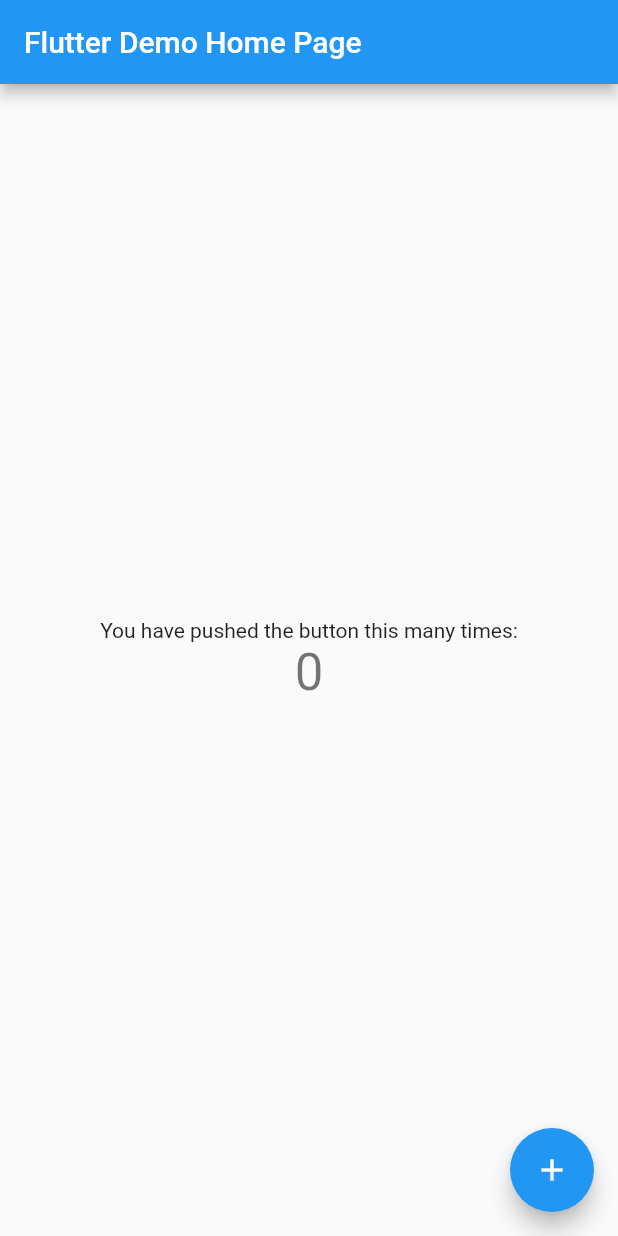
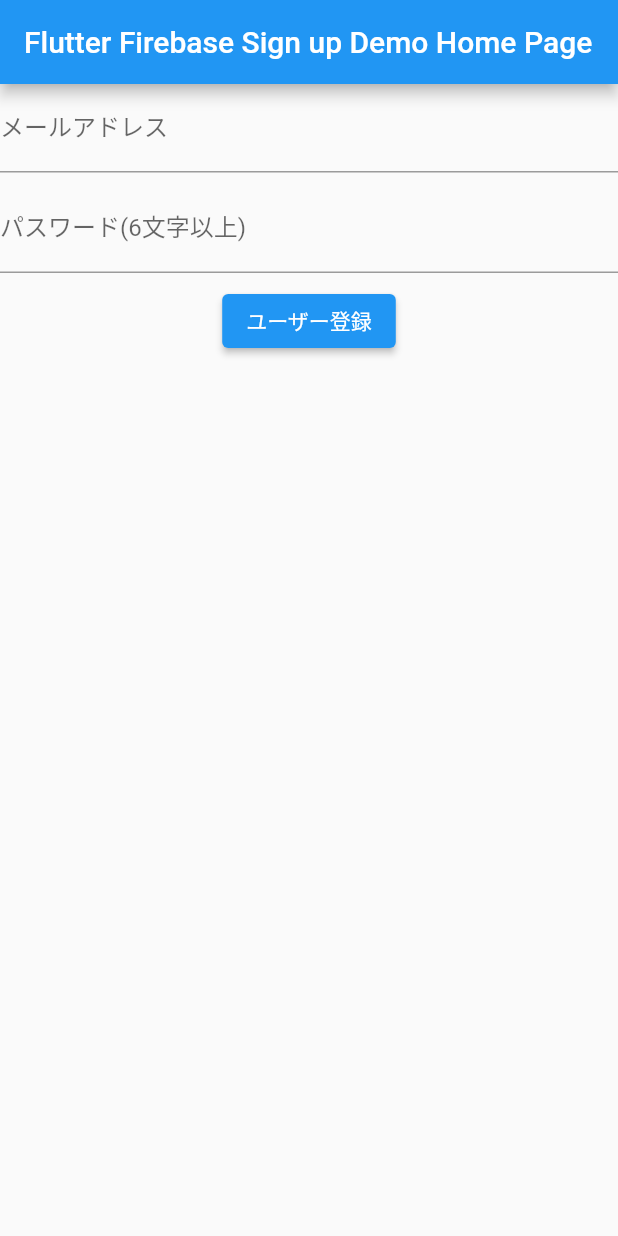
Before and after one commit to takapi327/flutter-firebase-authentication, a Flutter app: the screen it shows after launch, on a phone screen of 412 x 824 dp. Run offline on Flutter 3.47's test engine with Material 2 defaults, Android fonts, the phone set to English and light mode, and no system bars; our stand-ins replace firebase_auth, firebase_core; accounts and stored records are empty.

Commit message:
Fix Firebase Sign-up

```diff
--- a/lib/main.dart
+++ b/lib/main.dart
@@ -1,6 +1,10 @@
 import 'package:flutter/material.dart';
+import 'package:firebase_auth/firebase_auth.dart';
+import 'package:firebase_core/firebase_core.dart';
 
-void main() {
+Future<void> main() async {
+  WidgetsFlutterBinding.ensureInitialized();
+  await Firebase.initializeApp();
   runApp(MyApp());
 }
 
@@ -22,92 +26,77 @@ class MyApp extends StatelessWidget {
         // is not restarted.
         primarySwatch: Colors.blue,
       ),
-      home: MyHomePage(title: 'Flutter Demo Home Page'),
+      home: MyAuthPage(),
     );
   }
 }
 
-class MyHomePage extends StatefulWidget {
-  MyHomePage({Key? key, required this.title}) : super(key: key);
-
-  // This widget is the home page of your application. It is stateful, meaning
-  // that it has a State object (defined below) that contains fields that affect
-  // how it looks.
-
-  // This class is the configuration for the state. It holds the values (in this
-  // case the title) provided by the parent (in this case the App widget) and
-  // used by the build method of the State. Fields in a Widget subclass are
-  // always marked "final".
-
-  final String title;
-
+class MyAuthPage extends StatefulWidget {
   @override
-  _MyHomePageState createState() => _MyHomePageState();
+  _MyAuthPageState createState() => _MyAuthPageState();
 }
 
-class _MyHomePageState extends State<MyHomePage> {
-  int _counter = 0;
-
-  void _incrementCounter() {
-    setState(() {
-      // This call to setState tells the Flutter framework that something has
-      // changed in this State, which causes it to rerun the build method below
-      // so that the display can reflect the updated values. If we changed
-      // _counter without calling setState(), then the build method would not be
-      // called again, and so nothing would appear to happen.
-      _counter++;
-    });
-  }
+class _MyAuthPageState extends State<MyAuthPage> {
+  String newUserEmail    = "";
+  String newUserPassword = "";
+  String infoText        = "";
 
   @override
   Widget build(BuildContext context) {
-    // This method is rerun every time setState is called, for instance as done
-    // by the _incrementCounter method above.
-    //
-    // The Flutter framework has been optimized to make rerunning build methods
-    // fast, so that you can just rebuild anything that needs updating rather
-    // than having to individually change instances of widgets.
     return Scaffold(
       appBar: AppBar(
         // Here we take the value from the MyHomePage object that was created by
         // the App.build method, and use it to set our appbar title.
-        title: Text(widget.title),
+        title: Text('Flutter Firebase Sign up Demo Home Page'),
       ),
       body: Center(
-        // Center is a layout widget. It takes a single child and positions it
-        // in the middle of the parent.
         child: Column(
-          // Column is also a layout widget. It takes a list of children and
-          // arranges them vertically. By default, it sizes itself to fit its
-          // children horizontally, and tries to be as tall as its parent.
-          //
-          // Invoke "debug painting" (press "p" in the console, choose the
-          // "Toggle Debug Paint" action from the Flutter Inspector in Android
-          // Studio, or the "Toggle Debug Paint" command in Visual Studio Code)
-          // to see the wireframe for each widget.
-          //
-          // Column has various properties to control how it sizes itself and
-          // how it positions its children. Here we use mainAxisAlignment to
-          // center the children vertically; the main axis here is the vertical
-          // axis because Columns are vertical (the cross axis would be
-          // horizontal).
-          mainAxisAlignment: MainAxisAlignment.center,
-          children: <Widget>[
-            Text(
-              'You have pushed the button this many times:',
+          children: [
+            TextFormField(
+              decoration: InputDecoration(labelText: "メールアドレス"),
+              onChanged: (String value) {
+                setState(() {
+                  newUserEmail = value;
+                });
+              },
             ),
-            Text(
-              '$_counter',
-              style: Theme.of(context).textTheme.headline4,
+            const SizedBox(height: 8),
+            TextFormField(
+              decoration: InputDecoration(labelText: "パスワード(6文字以上)"),
+              obscureText: true,
+              onChanged: (String value) {
+                setState(() {
+                  newUserPassword = value;
+                });
+              },
             ),
+            const SizedBox(height: 8),
+            ElevatedButton(
+              onPressed: () async {
+                try {
+                  final FirebaseAuth auth = FirebaseAuth.instance;
+                  final UserCredential result = await auth.createUserWithEmailAndPassword(
+                    email:    newUserEmail,
+                    password: newUserPassword
+                  );
+
+                  final User user = result.user!;
+                  setState(() {
+                    infoText = "登録OK:${user.toString()}";
+                  });
+                } catch (e) {
+                  setState(() {
+                    infoText = "登録NG:${e.toString()}";
+                  });
+                }
+              },
+              child: Text("ユーザー登録"),
+            ),
+            const SizedBox(height: 8),
+            Text(infoText)
           ],
         ),
       ),
-      floatingActionButton: FloatingActionButton(
-        onPressed: _incrementCounter,
-        tooltip: 'Increment',
-        child: Icon(Icons.add),
-      ), // This trailing comma makes auto-formatting nicer for build methods.
     );
   }
 }
--- a/pubspec.yaml
+++ b/pubspec.yaml
@@ -30,11 +30,11 @@ dependencies:
   cupertino_icons: ^1.0.2
 
   # Add the dependency for the Firebase Core Flutter SDK
-  firebase_core: ^0.4.0+9
+  firebase_core: ^1.0.2
 
   # Add the dependencies for any other Firebase products you want to use in your app
   # For example, to use Firebase Authentication
-  firebase_auth: ^0.14.0+5
+  firebase_auth: ^1.0.1
 
 dev_dependencies:
   flutter_test:
```
Also changed, not shown: pubspec.lock, 2 other files.
